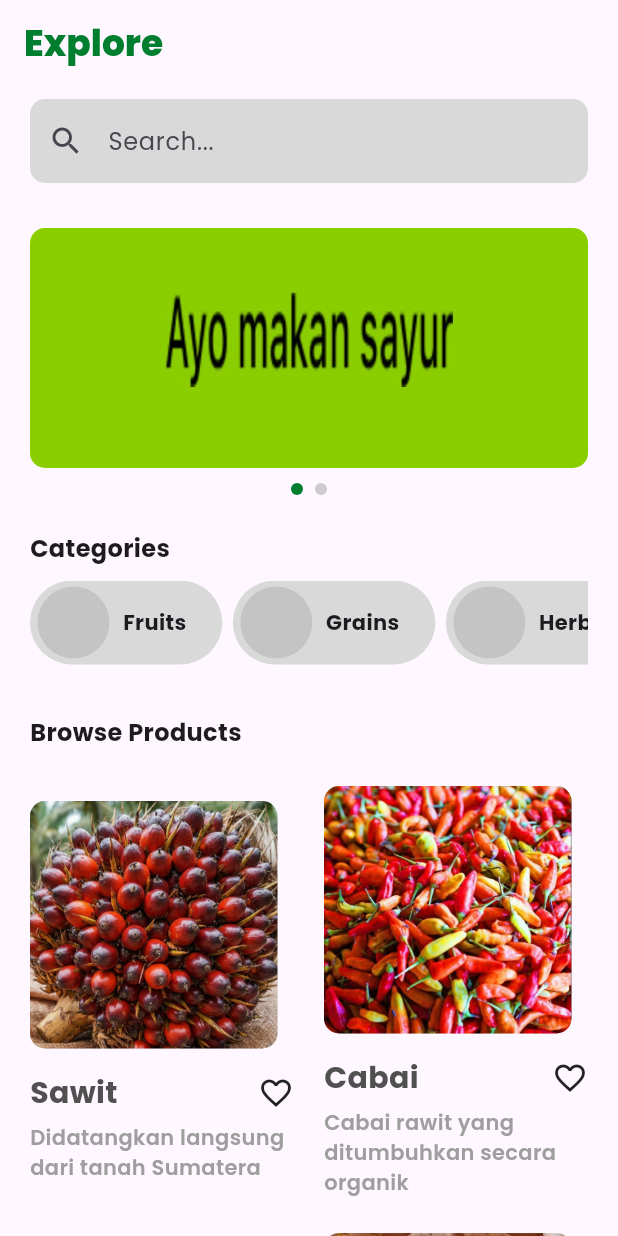
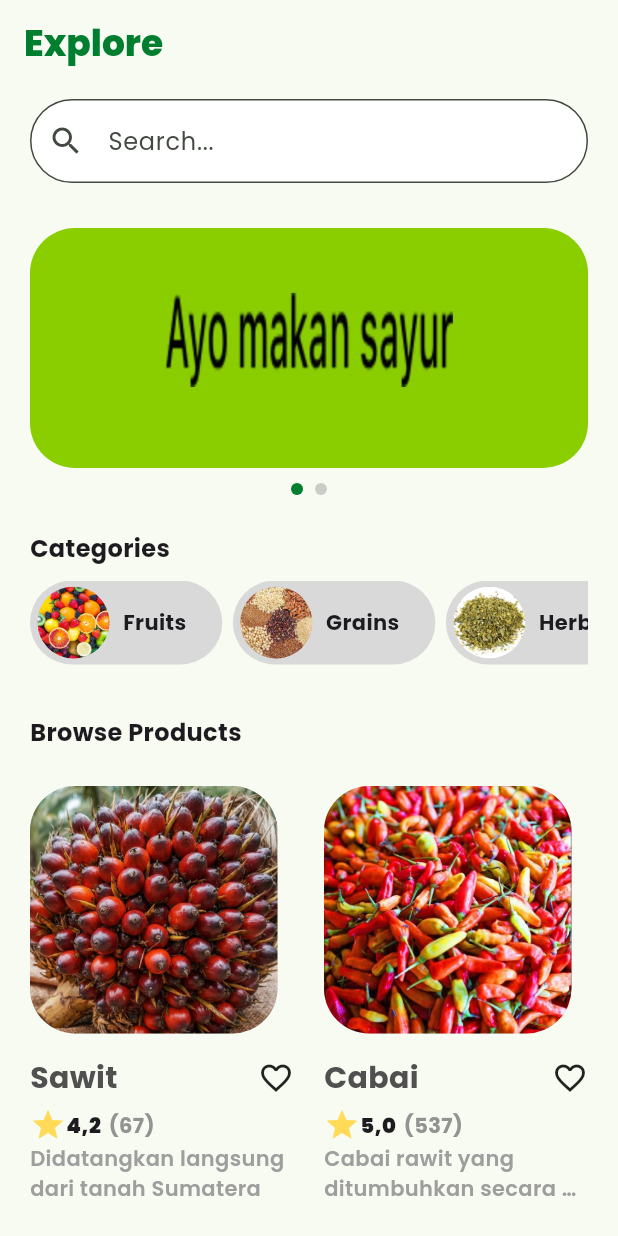
Before and after one commit to gulgamgug/raion-workshop1, a Flutter app: the screen it shows after launch, on a phone screen of 412 x 824 dp. Run offline on Flutter 3.47's test engine with Material 3 defaults, Android fonts, the phone set to English and light mode, and no system bars; our stand-ins replace google_fonts.

Commit message:
star done

```diff
--- a/lib/level_1/banner_carousel.dart
+++ b/lib/level_1/banner_carousel.dart
@@ -23,7 +23,7 @@
     return Column(
       children: [
         ClipRRect(
-          borderRadius: BorderRadiusGeometry.circular(10),
+          borderRadius: BorderRadiusGeometry.circular(30),
           child: SizedBox(
             height: 160,
             width: .infinity,
--- /dev/null
+++ b/lib/level_1/fav_button.dart
@@ -0,0 +1,26 @@
+import 'package:flutter/material.dart';
+
+class FavButton extends StatefulWidget {
+  const FavButton({super.key});
+
+  @override
+  State<FavButton> createState() => _FavButtonState();
+}
+
+class _FavButtonState extends State<FavButton> {
+  bool isFav = false;
+  @override
+  Widget build(BuildContext context) {
+    return IconButton(
+      onPressed: () {
+        setState(() {
+          isFav = !isFav;
+        });
+      },
+      icon: Icon(
+        isFav ? Icons.star : Icons.star_border,
+        color: isFav ? Colors.red : Colors.grey,
+      ),
+    );
+  }
+}
--- a/lib/level_1/home_page.dart
+++ b/lib/level_1/home_page.dart
@@ -52,10 +52,22 @@
                             child: Row(
                               spacing: 7,
                               children: [
-                                CategoryCard(title: "Fruits"),
-                                CategoryCard(title: "Grains"),
-                                CategoryCard(title: "Herbs"),
-                                CategoryCard(title: "Herbs"),
+                                CategoryCard(
+                                  title: "Fruits",
+                                  imgAsset: 'lib/res/fruits.jpg',
+                                ),
+                                CategoryCard(
+                                  title: "Grains",
+                                  imgAsset: 'lib/res/grains.jpg',
+                                ),
+                                CategoryCard(
+                                  title: "Herbs",
+                                  imgAsset: 'lib/res/herbs.jpg',
+                                ),
+                                CategoryCard(
+                                  title: "Roots",
+                                  imgAsset: 'lib/res/ubi.jpg',
+                                ),
                               ],
                             ),
                           ),
@@ -73,13 +85,17 @@
                           title: 'Sawit',
                           description:
                               'Didatangkan langsung dari tanah Sumatera',
-                          img_asset: 'lib/res/sawit.jpg',
+                          imgAsset: 'lib/res/sawit.jpg',
+                          starRating: '4,2',
+                          totalReview: '67',
                         ),
                         ProductCard(
                           title: 'Cabai',
                           description:
                               'Cabai rawit yang ditumbuhkan secara organik',
-                          img_asset: 'lib/res/cabai.jpg',
+                          imgAsset: 'lib/res/cabai.jpg',
+                          starRating: '5,0',
+                          totalReview: '537',
                         ),
                       ],
                     ),
@@ -90,13 +106,17 @@
                           title: 'Tebu',
                           description:
                               'Tebu asli yang belum diolah bagi yang membutuhkan saja',
-                          img_asset: 'lib/res/tebu.jpg',
+                          imgAsset: 'lib/res/tebu.jpg',
+                          starRating: '4,6',
+                          totalReview: '293',
                         ),
                         ProductCard(
                           title: 'Ubi Cilembu',
                           description:
                               'Ubi khas Cilembu yang dikenal dengan rasa manis dan madunya yang hanya keluar ketika dipanggang dengan suhu tertentu',
-                          img_asset: 'lib/res/ubi.jpg',
+                          imgAsset: 'lib/res/ubi.jpg',
+                          starRating: '4,8',
+                          totalReview: '676',
                         ),
                       ],
                     ),
@@ -114,12 +134,16 @@
 class ProductCard extends StatelessWidget {
   final String title;
   final String description;
-  final String img_asset;
+  final String starRating;
+  final String totalReview;
+  final String imgAsset;
   const ProductCard({
     super.key,
     required this.title,
     required this.description,
-    required this.img_asset,
+    required this.starRating,
+    required this.imgAsset,
+    required this.totalReview,
   });
 
   @override
@@ -136,7 +160,7 @@
                   builder: (context) => ProductDetails(
                     title: title,
                     description: description,
-                    img_asset: img_asset,
+                    imgAsset: imgAsset,
                   ),
                 ),
               );
@@ -146,11 +170,11 @@
               height: 165,
               decoration: BoxDecoration(
                 image: DecorationImage(
-                  image: AssetImage(img_asset),
+                  image: AssetImage(imgAsset),
                   fit: BoxFit.cover,
                 ),
                 color: Color(0xffd9d9d9),
-                borderRadius: BorderRadius.circular(10),
+                borderRadius: BorderRadius.circular(30),
               ),
             ),
           ),
@@ -176,8 +200,22 @@
               ],
             ),
           ),
+          Row(
+            children: [
+              Icon(Icons.star, color: Color(0xffffdb58)),
+              Text(starRating, style: TextStyle(fontWeight: .w900)),
+              SizedBox(width: 5),
+              Text(
+                "($totalReview)",
+                style: TextStyle(color: Color(0xff939393), fontWeight: .w700),
+              ),
+            ],
+          ),
           Text(
             description,
+            maxLines: 2,
+            softWrap: false,
+            overflow: TextOverflow.ellipsis,
             style: TextStyle(
               fontWeight: .w600,
               fontSize: 14,
@@ -192,7 +230,8 @@
 
 class CategoryCard extends StatelessWidget {
   final String title;
-  const CategoryCard({super.key, required this.title});
+  final String imgAsset;
+  const CategoryCard({super.key, required this.title, required this.imgAsset});
 
   @override
   Widget build(BuildContext context) {
@@ -206,7 +245,11 @@
       child: Row(
         spacing: 8,
         children: [
-          CircleAvatar(backgroundColor: Color(0xFFc4c4c4), radius: 25),
+          CircleAvatar(
+            foregroundImage: AssetImage(imgAsset),
+            backgroundColor: Color(0xFFc4c4c4),
+            radius: 25,
+          ),
           Padding(
             padding: .only(right: 20),
             child: Text(title, style: TextStyle(fontWeight: .w700)),
@@ -231,11 +274,11 @@
       decoration: InputDecoration(
         prefixIcon: Icon(Icons.search),
         hintText: "Search...",
-        fillColor: Color(0xffd9d9d9),
+        fillColor: Color(0xffffffff),
         filled: true,
         border: OutlineInputBorder(
-          borderSide: .none,
-          borderRadius: .circular(10),
+          borderSide: BorderSide(color: Color(0xffededed), width: 0.5),
+          borderRadius: .circular(30),
         ),
       ),
     );
--- a/lib/level_1/product_details.dart
+++ b/lib/level_1/product_details.dart
@@ -3,13 +3,13 @@
 class ProductDetails extends StatelessWidget {
   final String title;
   final String description;
-  final String img_asset;
+  final String imgAsset;
 
   const ProductDetails({
     super.key,
     required this.title,
     required this.description,
-    required this.img_asset,
+    required this.imgAsset,
   });
 
   @override
@@ -31,13 +31,12 @@
             width: .infinity,
             height: 319,
             decoration: BoxDecoration(
-              image: DecorationImage(image: AssetImage(img_asset), fit: .cover),
+              image: DecorationImage(image: AssetImage(imgAsset), fit: .cover),
               borderRadius: BorderRadius.vertical(bottom: Radius.circular(10)),
               color: Color(0xFFD9D9D9),
             ),
           ),
           Expanded(
-            //AKU PENGEN INI MULAINYA DARI SISI KIRI LAYAR DENGAN PADDING, BUKAN
             child: Padding(
               padding: const EdgeInsets.symmetric(horizontal: 36, vertical: 32),
               child: Column(
--- a/lib/main.dart
+++ b/lib/main.dart
@@ -1,7 +1,6 @@
 import 'package:flutter/material.dart';
 import 'package:google_fonts/google_fonts.dart';
 import 'package:workshop_1/level_1/home_page.dart';
-import 'package:workshop_1/level_1/product_details.dart';
 
 void main() {
   runApp(const MyApp());
@@ -15,7 +14,7 @@
     return MaterialApp(
       title: 'Flutter Demo',
       theme: ThemeData(
-        colorScheme: ColorScheme.fromSeed(seedColor: Colors.deepPurple),
+        colorScheme: ColorScheme.fromSeed(seedColor: Color(0xff007e2f)),
         useMaterial3: true,
         textTheme: GoogleFonts.poppinsTextTheme(Theme.of(context).textTheme),
       ),
```
Also changed, not shown: lib/res/fruits.jpg (added), lib/res/grains.jpg (added), lib/res/herbs.jpg (added).
